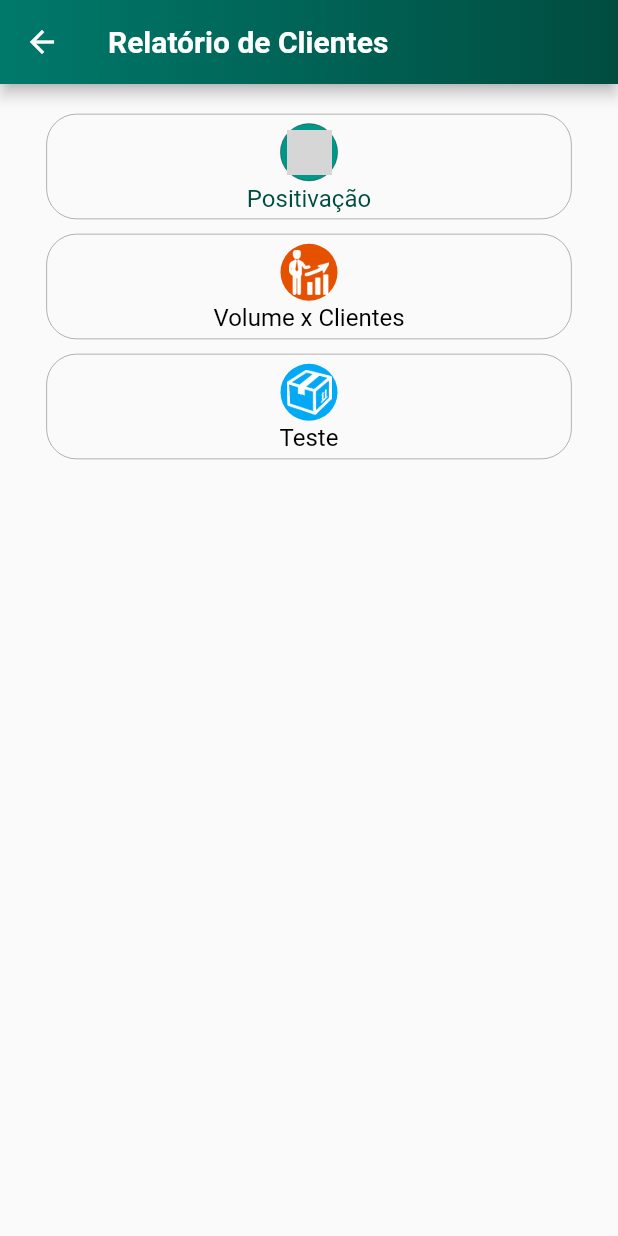
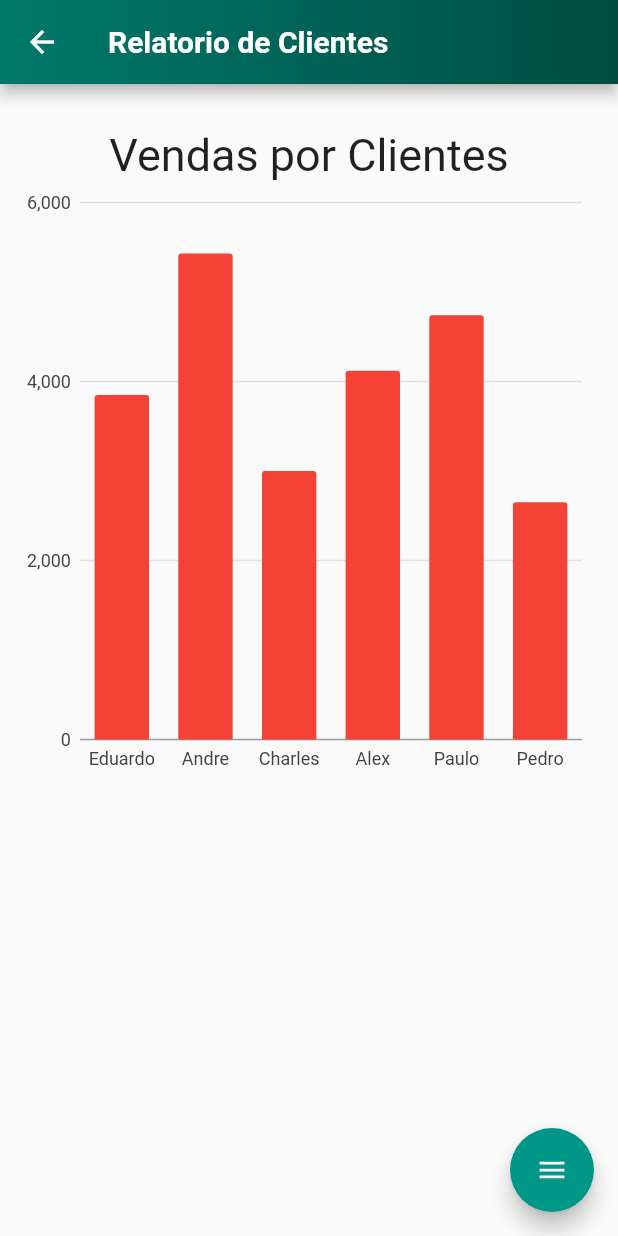
Before and after one commit to AzevedogBr/wimob_manager, a Flutter app: the Comercial screen opened by its route, after a tap on "Clientes", on a phone screen of 412 x 824 dp. Run offline on Flutter 3.47's test engine with Material 2 defaults, Android fonts, the phone set to English and light mode, and no system bars; drawn by our look-alikes of flutter_speed_dial; our stand-ins replace charts_flutter, gradient_app_bar; Roboto replaces fonts that are missing (Arial); grey boxes are pictures that could not be loaded.

Commit message:
Graficos
Integração grafico com floating bottom

```diff
--- a/lib/ui/comercial.dart
+++ b/lib/ui/comercial.dart
@@ -4,6 +4,7 @@ import 'package:wimob_manager/ui/comer_cli.dart';
 import 'package:wimob_manager/ui/comer_prod.dart';
 import 'package:wimob_manager/ui/comer_vend.dart';
 import 'package:wimob_manager/ui/comer_rel.dart';
+import 'package:wimob_manager/ui/graf_cli.dart';
 
 
 class Comercial extends StatefulWidget {
@@ -48,7 +49,7 @@ class _ComercialState extends State<Comercial> {
                               Navigator.push(
                                   context,
                                   new MaterialPageRoute(
-                                      builder: (context) => new ComerCli()));
+                                      builder: (context) => new GrafCli()));
                             },
                             child: Container(
                               height: 70.0,
--- /dev/null
+++ b/lib/ui/graf_cli.dart
@@ -0,0 +1,165 @@
+import 'package:flutter/material.dart';
+import 'package:flutter/rendering.dart';
+import 'package:flutter_speed_dial/flutter_speed_dial.dart';
+import 'package:gradient_app_bar/gradient_app_bar.dart';
+import 'package:charts_flutter/flutter.dart' as charts;
+
+//void main() {
+//  runApp(MaterialApp(home: MyApp(), title: 'Flutter Speed Dial Examples'));
+//}
+
+class GrafCli extends StatefulWidget {
+  static String tag = 'graf-cli';
+
+  @override
+  GrafCliState createState() => GrafCliState();
+}
+
+class GrafCliState extends State<GrafCli> with TickerProviderStateMixin {
+
+
+//  ScrollController _scrollController;
+//  bool _dialVisible = true;
+
+//  initState() {
+//    super.initState();
+//
+//    _scrollController = ScrollController()
+//      ..addListener(() {
+//        _setDialVisible(_scrollController.position.userScrollDirection == ScrollDirection.forward);
+//      });
+//  }
+//
+//  _setDialVisible(bool value) {
+//    setState(() {
+//      _dialVisible = value;
+//    });
+//  }
+//
+//  _renderBody() {
+//    return ListView.builder(
+//      controller: _scrollController,
+//      itemCount: 30,
+//      itemBuilder: (ctx, i) => ListTile(title: Text('Item $i')),
+//    );
+//  }
+
+//Implantação do Floating Bottom
+
+  _renderSpeedDial() {
+    return SpeedDial(
+      backgroundColor: Colors.teal,
+      animatedIcon: AnimatedIcons.menu_close,
+      animatedIconTheme: IconThemeData(size: 22.0),
+      // child: Icon(Icons.add),
+      //onOpen: () => print('OPENING DIAL'),
+      //onClose: () => print('DIAL CLOSED'),
+      // visible: _dialVisible,
+      curve: Curves.bounceIn,
+      children: [
+        SpeedDialChild(
+          child: Icon(Icons.accessibility, color: Colors.white),
+          backgroundColor: Colors.deepOrange,
+          //onTap: () => print('FIRST CHILD'),
+          label: 'Positivação',
+          labelStyle: TextStyle(fontWeight: FontWeight.w500),
+          labelBackgroundColor: Colors.deepOrangeAccent,
+        ),
+        SpeedDialChild(
+          child: Padding(
+            padding: const EdgeInsets.all(8.0),
+            child: Image.asset(
+              'assets/ic_prod.png',
+              alignment: Alignment.center,
+            ),
+          ),
+//              Icon(
+//              Icons.brush,
+//              color: Colors.white),
+          backgroundColor: Colors.green,
+          //onTap: () => print('SECOND CHILD'),
+          label: 'Compras',
+          labelStyle: TextStyle(fontWeight: FontWeight.w500),
+          labelBackgroundColor: Colors.greenAccent,
+        ),
+        SpeedDialChild(
+          child:
+          Padding(
+            padding: const EdgeInsets.all(8.0),
+            child: Image.asset(
+              'assets/ic_finan.png',
+              alignment: Alignment.center,
+            ),
+          ),
+//          Icon(
+//              Icons.keyboard_voice,
+//              color: Colors.white),
+          backgroundColor: Colors.blue,
+          //onTap: () => print('THIRD CHILD'),
+          label: 'Devedores',
+          labelStyle: TextStyle(fontWeight: FontWeight.w500),
+          labelBackgroundColor: Colors.lightBlueAccent,
+        ),
+      ],
+    );
+  }
+
+  @override
+  Widget build(BuildContext context) {
+    var data = [
+      Vendas("Eduardo", 3850),
+      Vendas("Andre", 5430),
+      Vendas("Charles", 3000),
+      Vendas("Alex", 4120),
+      Vendas("Paulo", 4740),
+      Vendas("Pedro", 2650),
+    ];
+
+    var series = [
+      charts.Series(
+          colorFn: (_, __) => charts.MaterialPalette.red.shadeDefault,
+          domainFn: (Vendas vendas, _) => vendas.vend,
+          measureFn: (Vendas vendas, _) => vendas.valor,
+          id: 'Vendas',
+          data: data)
+    ];
+
+    var chart = charts.BarChart(series);
+
+    return Scaffold(
+      appBar: new GradientAppBar(
+        backgroundColorStart: Colors.teal.shade700,
+        backgroundColorEnd: Colors.teal.shade900,
+        title: Text(
+          "Relatorio de Clientes",
+          style: TextStyle(
+              fontSize: 20.0,
+              fontWeight: FontWeight.w700,
+              fontFamily: 'Arial',
+              color: Colors.white),
+        ),
+      ),
+      body: Padding(
+        padding: const EdgeInsets.only(
+            left: 10.0, top: 30.0, right: 10.0, bottom: 0.0),
+        child: Column(
+          children: <Widget>[
+            Text(
+              'Vendas por Clientes',
+              style: TextStyle(fontSize: 30.0),
+            ),
+            SizedBox(height: 400.0, child: chart),
+          ],
+        ),
+      ),
+      floatingActionButton: _renderSpeedDial(),
+    );
+  }
+}
+
+class Vendas {
+  final String vend;
+  final int valor;
+
+  Vendas(this.vend, this.valor);
+}
```
Also changed, not shown: pubspec.yaml (+7 -0 lines), assets/ic_finan.png (added).
